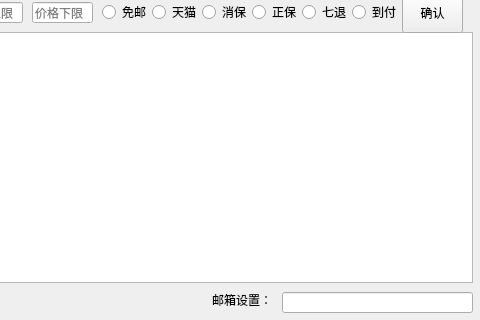
The window that etao_qts/etao.ui (Hare-smit/pyqt_st) describes before a commit, drawn with Qt 5; both pictures show x 188 to 668 and y 88 to 408 of the 668 by 408 pixel window.
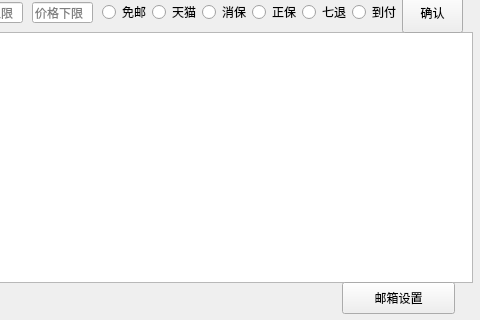
The same window after the commit.

Diff of the .ui file:
```diff
--- a/etao_qts/etao.ui
+++ b/etao_qts/etao.ui
@@ -241,29 +241,6 @@
     <string notr="true">buttonGroup</string>
    </attribute>
   </widget>
-  <widget class="QLabel" name="label">
-   <property name="geometry">
-    <rect>
-     <x>400</x>
-     <y>380</y>
-     <width>60</width>
-     <height>16</height>
-    </rect>
-   </property>
-   <property name="text">
-    <string>邮箱设置：</string>
-   </property>
-  </widget>
-  <widget class="QLineEdit" name="lineEdit_5">
-   <property name="geometry">
-    <rect>
-     <x>470</x>
-     <y>380</y>
-     <width>191</width>
-     <height>21</height>
-    </rect>
-   </property>
-  </widget>
   <widget class="QLineEdit" name="lineEdit_6">
    <property name="geometry">
     <rect>
@@ -293,6 +270,19 @@
     <string>监测间隔：</string>
    </property>
   </widget>
+  <widget class="QPushButton" name="pushButton_4">
+   <property name="geometry">
+    <rect>
+     <x>530</x>
+     <y>370</y>
+     <width>113</width>
+     <height>32</height>
+    </rect>
+   </property>
+   <property name="text">
+    <string>邮箱设置</string>
+   </property>
+  </widget>
  </widget>
  <resources/>
  <connections/>
```
